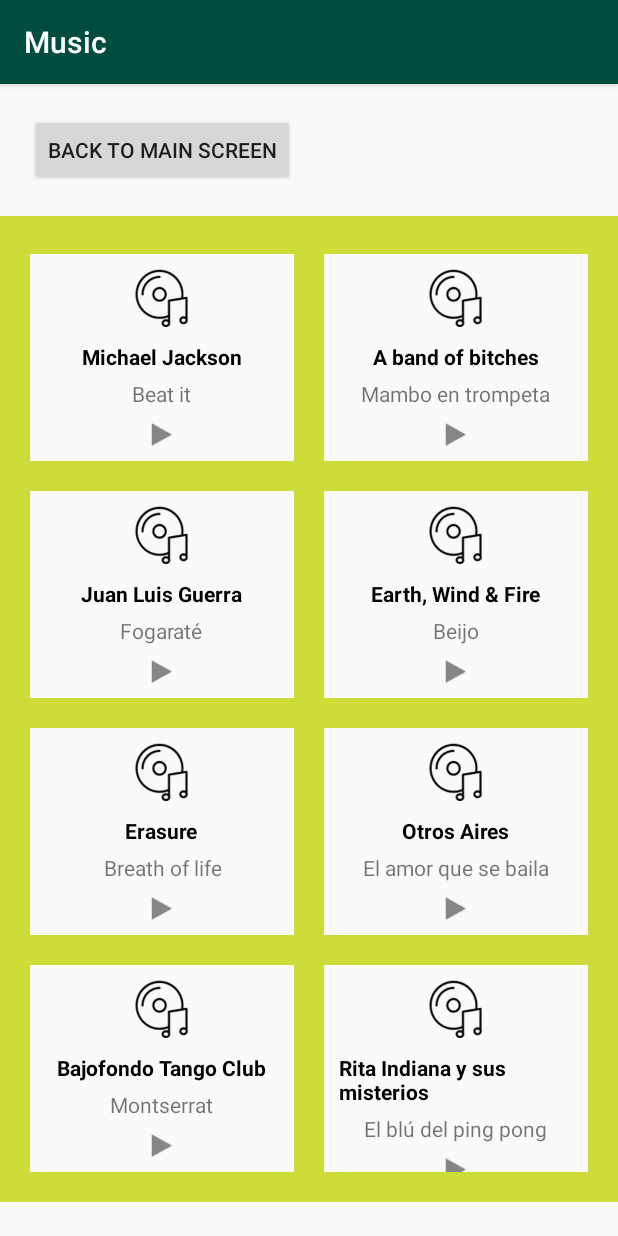
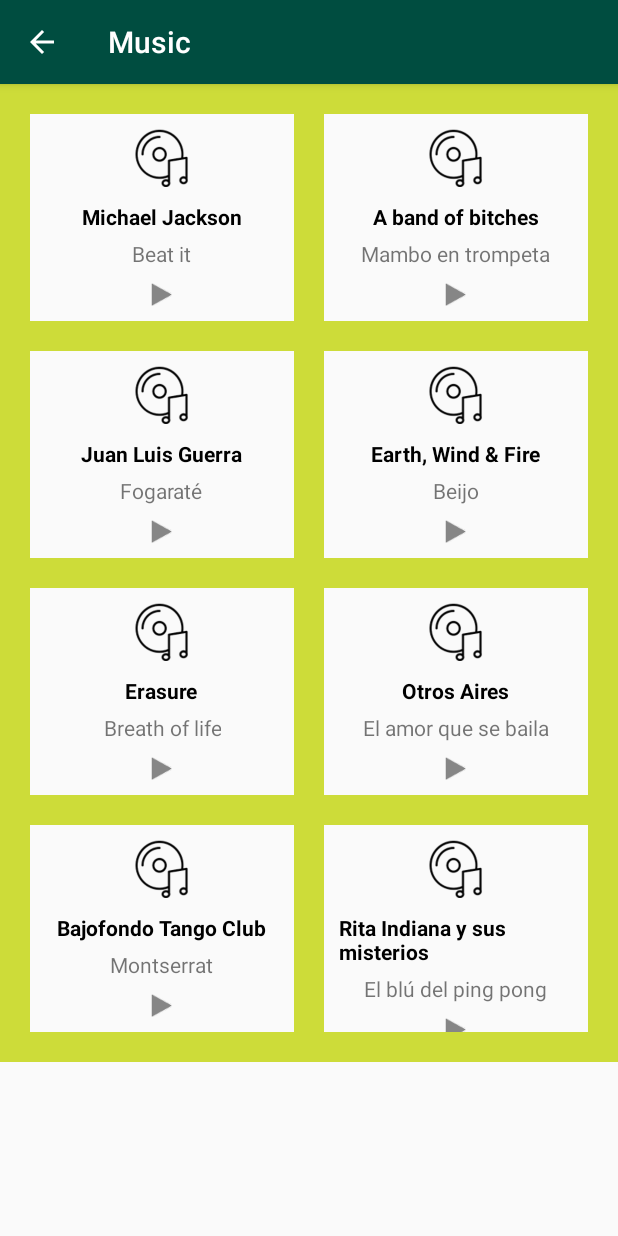
Before and after one commit to marielexoteria/LimeMusicPlayer, an Android app: the screen it shows after launch (MusicActivity), after a tap on "Music", on a phone screen of 412 x 824 dp. Run offline under Robolectric (Android 15) with nearby library versions, the phone set to English and light mode, and no system bars.

Commit message:
Improving some of the java code, moving some strings and adding UP navigation

```diff
--- a/app/src/main/java/com/example/android/mymusicplayer/MainActivity.java
+++ b/app/src/main/java/com/example/android/mymusicplayer/MainActivity.java
@@ -8,7 +8,7 @@
 
 import java.util.Set;
 
-public class MainActivity extends AppCompatActivity {
+public class MainActivity extends AppCompatActivity implements View.OnClickListener {
 
     @Override
     protected void onCreate(Bundle savedInstanceState) {
@@ -20,35 +20,34 @@
         LinearLayout layoutPodcasts = (LinearLayout) findViewById(R.id.layout_podcasts);
         LinearLayout layoutAudiobooks = (LinearLayout) findViewById(R.id.layout_audiobooks);
 
-        //Set a click listener on the Music view
-        layoutMusic.setOnClickListener(new View.OnClickListener() {
-            // The code in this method will be executed when the Music View is clicked on.
-            @Override
-            public void onClick(View view) {
+        //Setting the layouts' OnClickListeners to "this"
+        //Suggestion to improve the code from the 2nd review of the project. Inspired by
+        //https://stackoverflow.com/questions/4987670/using-switch-statement-to-handle-button-clicks/4987721#4987721
+        layoutMusic.setOnClickListener(this);
+        layoutPodcasts.setOnClickListener(this);
+        layoutAudiobooks.setOnClickListener(this);
+    }
+
+    public void onClick(View view) {
+        switch(view.getId()) {
+            case R.id.layout_music:
+                //Start Music activity
                 Intent musicIntent = new Intent(MainActivity.this, MusicActivity.class);
                 startActivity(musicIntent);
-            }
-        });
+                break;
 
-        //Set a click listener on the Podcasts view
-        layoutPodcasts.setOnClickListener(new View.OnClickListener() {
-            // The code in this method will be executed when the Podcasts View is clicked on.
-            @Override
-            public void onClick(View view) {
+            case R.id.layout_podcasts:
+                //Start Podcasts activity
                 Intent podcastsIntent = new Intent(MainActivity.this, PodcastsActivity.class);
                 startActivity(podcastsIntent);
-            }
-        });
+                break;
 
-        //Set a click listener on the Audiobooks view
-        layoutAudiobooks.setOnClickListener(new View.OnClickListener() {
-            // The code in this method will be executed when the Voice Notes View is clicked on.
-            @Override
-            public void onClick(View view) {
+            case R.id.layout_audiobooks:
+                //Start Audiobooks activity
                 Intent audiobooksIntent = new Intent(MainActivity.this, AudiobooksActivity.class);
                 startActivity(audiobooksIntent);
+                break;
             }
-        });
+        }
 
-    }
 }
--- a/app/src/main/java/com/example/android/mymusicplayer/MusicActivity.java
+++ b/app/src/main/java/com/example/android/mymusicplayer/MusicActivity.java
@@ -17,6 +17,9 @@
         super.onCreate(savedInstanceState);
         setContentView(R.layout.sound_file_list);
 
+        //Enabling UP navigation
+        getSupportActionBar().setDisplayHomeAsUpEnabled(true);
+
         //Creating an ArrayList of the custom class "SoundFile" to display the info about the music files
         ArrayList<SoundFile> musicFiles = new ArrayList<SoundFile>();
 
@@ -26,14 +29,22 @@
          * @param artistOrAuthor    The artist of a music file, for ex. Michael Jackson
          * @param title             The title of the song, for ex. Beat It
          */
-        musicFiles.add(new SoundFile(R.drawable.music_icon, "Michael Jackson", "Beat it", R.drawable.music_image_now_playing));
-        musicFiles.add(new SoundFile(R.drawable.music_icon, "A band of bitches", "Mambo en trompeta", R.drawable.music_image_now_playing));
-        musicFiles.add(new SoundFile(R.drawable.music_icon, "Juan Luis Guerra", "Fogaraté", R.drawable.music_image_now_playing));
-        musicFiles.add(new SoundFile(R.drawable.music_icon, "Earth, Wind & Fire", "Beijo", R.drawable.music_image_now_playing));
-        musicFiles.add(new SoundFile(R.drawable.music_icon, "Erasure", "Breath of life", R.drawable.music_image_now_playing));
-        musicFiles.add(new SoundFile(R.drawable.music_icon, "Otros Aires", "El amor que se baila", R.drawable.music_image_now_playing));
-        musicFiles.add(new SoundFile(R.drawable.music_icon, "Bajofondo Tango Club", "Montserrat", R.drawable.music_image_now_playing));
-        musicFiles.add(new SoundFile(R.drawable.music_icon, "Rita Indiana y sus misterios", "El blú del ping pong", R.drawable.music_image_now_playing));
+        musicFiles.add(new SoundFile(R.drawable.music_icon, R.string.music_artist_one,
+                R.string.music_song_name_one, R.drawable.music_image_now_playing));
+        musicFiles.add(new SoundFile(R.drawable.music_icon, R.string.music_artist_two,
+                R.string.music_song_name_two, R.drawable.music_image_now_playing));
+        musicFiles.add(new SoundFile(R.drawable.music_icon, R.string.music_artist_three,
+                R.string.music_song_name_three, R.drawable.music_image_now_playing));
+        musicFiles.add(new SoundFile(R.drawable.music_icon, R.string.music_artist_four,
+                R.string.music_song_name_four, R.drawable.music_image_now_playing));
+        musicFiles.add(new SoundFile(R.drawable.music_icon, R.string.music_artist_five,
+                R.string.music_song_name_five, R.drawable.music_image_now_playing));
+        musicFiles.add(new SoundFile(R.drawable.music_icon, R.string.music_artist_six,
+                R.string.music_song_name_six, R.drawable.music_image_now_playing));
+        musicFiles.add(new SoundFile(R.drawable.music_icon, R.string.music_artist_seven,
+                R.string.music_song_name_seven, R.drawable.music_image_now_playing));
+        musicFiles.add(new SoundFile(R.drawable.music_icon, R.string.music_artist_eight,
+                R.string.music_song_name_eight, R.drawable.music_image_now_playing));
 
         //Creating a GridView to display the tracks - child views and applying the background color
         SoundFileAdapter musicItemsAdapter = new SoundFileAdapter(this, musicFiles, R.color.background_color);
@@ -41,16 +52,20 @@
         musicGridView.setAdapter(musicItemsAdapter);
         musicGridView.setBackgroundColor(getResources().getColor(R.color.category_color));
 
-        //Adding functionality of the back button > going back to the previous screen
-        //Answer from https://stackoverflow.com/questions/4038479/android-go-back-to-previous-activity
-        final Button backToPreviousScreen = (Button)findViewById(R.id.back_to_main_screen);
-        backToPreviousScreen.setOnClickListener(new View.OnClickListener() {
-            @Override
-            public void onClick(View view) {
+    }
+
+    //Up navigation goes back to the parent activity. This code alters the visual behavior and shows
+    //the child activity moving to the right and then the parent activity shows.
+    //Using "NavUtils.navigateUpFromSameTask(this);" does the opposite effect
+    @Override
+    public boolean onOptionsItemSelected(MenuItem item) {
+        switch (item.getItemId()) {
+            // Respond to the action bar's Up/Home button
+            case android.R.id.home:
                 onBackPressed();
-            }
-        });
-
+                return true;
+        }
+        return super.onOptionsItemSelected(item);
     }
 
 }
--- a/app/src/main/java/com/example/android/mymusicplayer/SoundFile.java
+++ b/app/src/main/java/com/example/android/mymusicplayer/SoundFile.java
@@ -17,16 +17,16 @@
     private int mIcon;
 
     // /Artist or author of the sound file (music/podcast/audiobook)
-    private String mArtistOrAuthor;
+    private int mArtistOrAuthor;
 
     //Title of the sound file (music/podcast/audiobook)
-    private String mTitle;
+    private int mTitle;
 
     //Image for the Now Playing activity
     private int mNowPlayingImage;
 
     //Creating the constructor
-    public SoundFile (int icon, String artistOrAuthor, String title, int nowPlayingImage) {
+    public SoundFile (int icon, int artistOrAuthor, int title, int nowPlayingImage) {
         mIcon = icon;
         mArtistOrAuthor = artistOrAuthor;
         mTitle = title;
@@ -39,12 +39,12 @@
     }
 
     //Get the artist or author of the sound file (music/podcast/audiobook)
-    public String getArtistOrAuthor() {
+    public int getArtistOrAuthor() {
         return mArtistOrAuthor;
     }
 
     //Get the title of the sound file (music/podcast/audiobook)
-    public String getTitle() {
+    public int getTitle() {
         return mTitle;
     }
 
@@ -59,8 +59,8 @@
     //they want to listen to
     protected SoundFile(Parcel in) {
         mIcon = in.readInt();
-        mArtistOrAuthor = in.readString();
-        mTitle = in.readString();
+        mArtistOrAuthor = in.readInt();
+        mTitle = in.readInt();
         mNowPlayingImage = in.readInt();
     }
 
@@ -83,8 +83,8 @@
     @Override
     public void writeToParcel(Parcel dest, int flags) {
         dest.writeInt(mIcon);
-        dest.writeString(mArtistOrAuthor);
-        dest.writeString(mTitle);
+        dest.writeInt(mArtistOrAuthor);
+        dest.writeInt(mTitle);
         dest.writeInt(mNowPlayingImage);
     }
 
--- a/app/src/main/res/layout/list_item.xml
+++ b/app/src/main/res/layout/list_item.xml
@@ -1,43 +1,41 @@
 <?xml version="1.0" encoding="utf-8"?>
 <LinearLayout xmlns:android="http://schemas.android.com/apk/res/android"
     xmlns:tools="http://schemas.android.com/tools"
+    android:id="@+id/layout_items"
     android:layout_width="match_parent"
     android:layout_height="match_parent"
-    android:id="@+id/layout_items"
+    android:gravity="center"
     android:orientation="vertical"
-    android:padding="@dimen/space_between_elements"
-    android:gravity="center">
+    android:padding="@dimen/space_between_elements">
 
     <ImageView
+        android:id="@+id/file_icon"
         android:layout_width="wrap_content"
         android:layout_height="wrap_content"
-        android:id="@+id/file_icon"
-        tools:src="@drawable/ic_launcher_background"/>
+        tools:src="@drawable/ic_launcher_background" />
 
     <TextView
+        android:id="@+id/list_artist_or_author"
         android:layout_width="wrap_content"
         android:layout_height="wrap_content"
-        android:id="@+id/list_artist_or_author"
         android:paddingTop="@dimen/space_between_elements"
         android:textColor="@color/category_text"
-        tools:text="@string/list_item_artist_author"
-        android:textStyle="bold">
-    </TextView>
+        android:textStyle="bold"
+        tools:text="@string/list_item_artist_author"></TextView>
 
     <TextView
+        android:id="@+id/list_title"
         android:layout_width="wrap_content"
         android:layout_height="wrap_content"
-        android:id="@+id/list_title"
+        android:gravity="center"
         android:paddingTop="@dimen/padding_between_title_artist"
-        tools:text="@string/list_item_title"
-        android:gravity="center">
-    </TextView>
+        tools:text="@string/list_item_title"></TextView>
 
     <ImageButton
+        android:id="@+id/list_play_button"
         android:layout_width="wrap_content"
         android:layout_height="wrap_content"
-        android:id="@+id/list_play_button"
-        android:background="@drawable/play_button"
-        android:layout_marginTop="@dimen/padding_between_title_button"/>
+        android:layout_marginTop="@dimen/padding_between_title_button"
+        android:background="@drawable/play_button" />
 
 </LinearLayout>
--- a/app/src/main/res/layout/sound_file_list.xml
+++ b/app/src/main/res/layout/sound_file_list.xml
@@ -1,35 +1,8 @@
 <?xml version="1.0" encoding="utf-8"?>
-<LinearLayout
-    xmlns:android="http://schemas.android.com/apk/res/android"
-    xmlns:tools="http://schemas.android.com/tools"
-    android:layout_width="match_parent"
-    android:layout_height="match_parent"
-    android:orientation="vertical"
-    android:background="@color/background_color">
 
-    <LinearLayout
-        android:layout_width="match_parent"
-        android:layout_height="wrap_content"
-        android:orientation="vertical">
-
-        <Button
-            android:layout_width="wrap_content"
-            android:layout_height="wrap_content"
-            android:id="@+id/back_to_main_screen"
-            android:text="Back to main screen"
-            android:layout_margin="@dimen/vertical_spacing"/>
-
-        <View
-            android:layout_width="match_parent"
-            android:layout_height="@dimen/view_as_separator"
-            android:layout_gravity="center"
-            android:background="@color/category_color" />
-
-    </LinearLayout>
-
-
-
-    <GridView
+<GridView
+        xmlns:android="http://schemas.android.com/apk/res/android"
+        xmlns:tools="http://schemas.android.com/tools"
         android:id="@+id/sound_file_grid"
         android:orientation="vertical"
         android:layout_width="match_parent"
@@ -41,5 +14,3 @@
         android:stretchMode="columnWidth"
         android:background="@color/background_color"
         tools:context="com.example.android.mymusicplayer.MainActivity"/>
-
-</LinearLayout>
--- /dev/null
+++ b/app/src/main/res/values/content.xml
@@ -0,0 +1,62 @@
+<?xml version="1.0" encoding="utf-8"?>
+<resources>
+    <!-- Titles to display on the Music activity -->
+    <!-- Artists -->
+    <string name="music_artist_one">Michael Jackson</string>
+    <string name="music_artist_two">A band of bitches</string>
+    <string name="music_artist_three">Juan Luis Guerra</string>
+    <string name="music_artist_four">Earth, Wind &amp; Fire</string>
+    <string name="music_artist_five">Erasure</string>
+    <string name="music_artist_six">Otros Aires</string>
+    <string name="music_artist_seven">Bajofondo Tango Club</string>
+    <string name="music_artist_eight">Rita Indiana y sus misterios</string>
+
+    <!-- Song names -->
+    <string name="music_song_name_one">Beat it</string>
+    <string name="music_song_name_two">Mambo en trompeta</string>
+    <string name="music_song_name_three">Fogaraté</string>
+    <string name="music_song_name_four">Beijo</string>
+    <string name="music_song_name_five">Breath of life</string>
+    <string name="music_song_name_six">El amor que se baila</string>
+    <string name="music_song_name_seven">Montserrat</string>
+    <string name="music_song_name_eight">El blú del ping pong</string>
+
+
+
+    <!-- Titles to display on the Podcasts activity -->
+    <!-- Authors -->
+    <string name="podcast_author">Podcast UX4You</string>
+
+    <!-- Chapters -->
+    <string name="podcast_chapter_one">Chapter 1: What is UX?</string>
+    <string name="podcast_chapter_two">Chapter 2: Design Thinking</string>
+    <string name="podcast_chapter_three">Chapter 3: How to User research</string>
+    <string name="podcast_chapter_four">Chapter 4: User journeys</string>
+    <string name="podcast_chapter_five">Chapter 5: Analyzing information</string>
+    <string name="podcast_chapter_six">Chapter 6: Idea generation</string>
+    <string name="podcast_chapter_seven">Chapter 7: Selling the value of UX</string>
+    <string name="podcast_chapter_eight">Chapter 8: Open forum</string>
+
+    <!-- Titles to display on the Audiobooks activity -->
+    <!-- Authors -->
+    <string name="audiobooks_author_one">JK Rowling</string>
+    <string name="audiobooks_author_two">Paola Chaljub</string>
+    <string name="audiobooks_author_three">Stieg Larsson</string>
+    <string name="audiobooks_author_four">Gabriel G. Márquez</string>
+    <string name="audiobooks_author_five">Camilla Läckberg</string>
+    <string name="audiobooks_author_six">Isabel Allende</string>
+    <string name="audiobooks_author_seven">Jacinto Gimbernard</string>
+    <string name="audiobooks_author_eight">Jens Lapidus</string>
+
+    <!-- Book titles -->
+    <string name="audiobooks_title_one">Fantastic beasts and where to find them</string>
+    <string name="audiobooks_title_two">Soltera en tiempos modernos</string>
+    <string name="audiobooks_title_three">Män som hatar kvinnor</string>
+    <string name="audiobooks_title_four">Del amor y otros demonios</string>
+    <string name="audiobooks_title_five">Olycksfågeln</string>
+    <string name="audiobooks_title_six">El cuaderno de Maya</string>
+    <string name="audiobooks_title_seven">Medalaganario</string>
+    <string name="audiobooks_title_eight">Snabba cash</string>
+
+
+</resources>
--- a/app/src/main/res/values/dimens.xml
+++ b/app/src/main/res/values/dimens.xml
@@ -24,7 +24,7 @@
     <!-- Padding used on the GridView (sound_file_list.xml) -->
     <dimen name="vertical_spacing">20dp</dimen>
     <dimen name="horizontal_spacing">20dp</dimen>
-    <dimen name="view_as_separator">5dp</dimen>
+    <dimen name="num_of_columns">2</dimen>
 
     <!-- Sizes used in now_playing.xml -->
     <dimen name="artist_or_author_label">20sp</dimen>
```
Also changed, not shown: app/src/main/AndroidManifest.xml (+34 -4 lines), app/src/main/java/com/example/android/mymusicplayer/AudiobooksActivity.java (+33 -16 lines), app/src/main/java/com/example/android/mymusicplayer/NowPlayingActivity.java (+21 -10 lines), app/src/main/java/com/example/android/mymusicplayer/PodcastsActivity.java (+33 -16 lines), app/src/main/res/layout/now_playing.xml (+0 -8 lines), app/src/main/res/values/strings.xml (+2 -6 lines).
